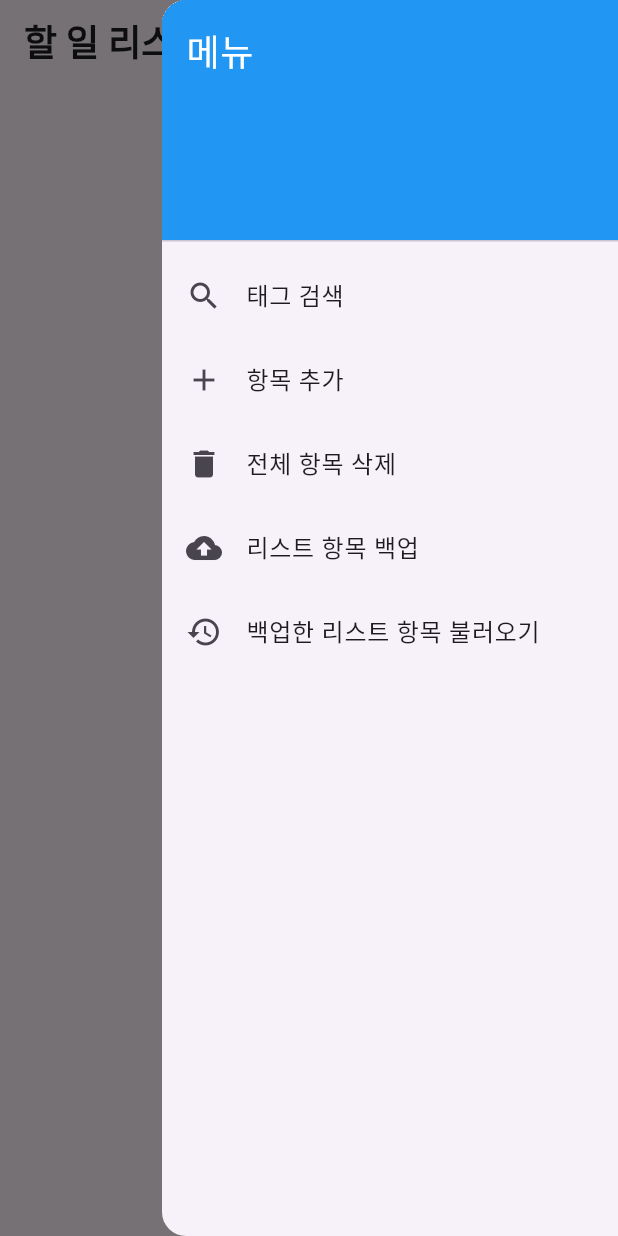
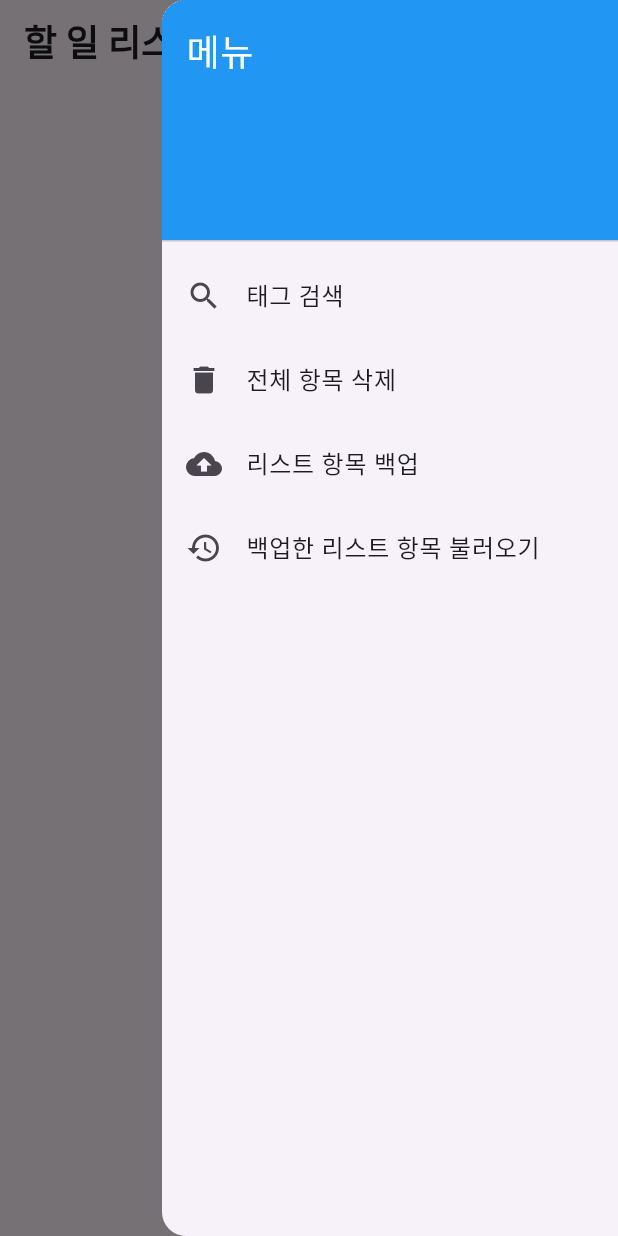
Before and after one commit to Deugdeugi/CardList, a Flutter app: the screen it shows after launch, with the side drawer open, on a phone screen of 412 x 824 dp. Run offline on Flutter 3.47's test engine with Material 3 defaults, Android fonts, the light colour scheme and no system bars; our stand-ins replace flutter_linkify, shared_preferences.

Commit message:
Move Add Button
- 항목 추가 버튼의 위치를 메뉴 안에서 Appbar로 이동

```diff
--- a/lib/main.dart
+++ b/lib/main.dart
@@ -247,6 +247,13 @@ class _CardListState extends State<CardList> {
               style: TextStyle(fontSize: 24, fontWeight: FontWeight.bold)),
           actions: [
             IconButton(
+              icon: const Icon(Icons.add),
+              onPressed: () {
+                addItem();
+              },
+              tooltip: '항목 추가',
+            ),
+            IconButton(
               icon: const Icon(Icons.menu),
               onPressed: () {
                 _scaffoldKey.currentState!.openEndDrawer();
@@ -277,14 +284,6 @@ class _CardListState extends State<CardList> {
                 onTap: () {
                   Navigator.of(context).pop(); // 드로어 닫기
                   searchItem();
-                },
-              ),
-              ListTile(
-                leading: const Icon(Icons.add),
-                title: const Text('항목 추가'),
-                onTap: () {
-                  Navigator.of(context).pop(); // 드로어 닫기
-                  addItem();
                 },
               ),
               ListTile(
```
